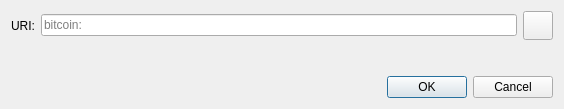
This is src/qt/forms/openuridialog.ui in pqch-core/pqch as Qt 5 draws it before an edit. The edited form follows.
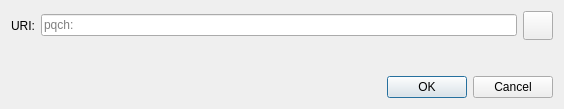
This is the edited form. Icons and pictures are not drawn. Custom widgets are drawn as their Qt base class.

Commit message: qt: 24 recovery words in the GUI, P2MR receive, PQCH branding

Patch:
```diff
--- a/src/qt/forms/openuridialog.ui
+++ b/src/qt/forms/openuridialog.ui
@@ -26,7 +26,7 @@
      <item>
       <widget class="QValidatedLineEdit" name="uriEdit">
        <property name="placeholderText">
-        <string notr="true">bitcoin:</string>
+        <string notr="true">pqch:</string>
        </property>
       </widget>
      </item>
```
The commit also changes 61 other files.
